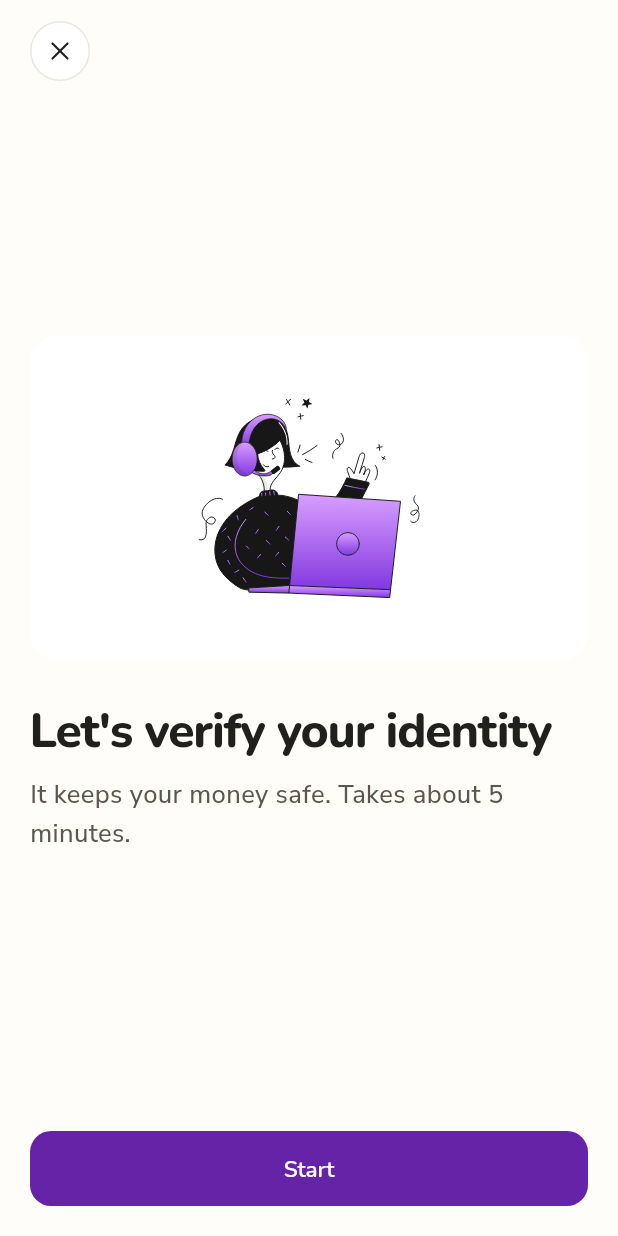
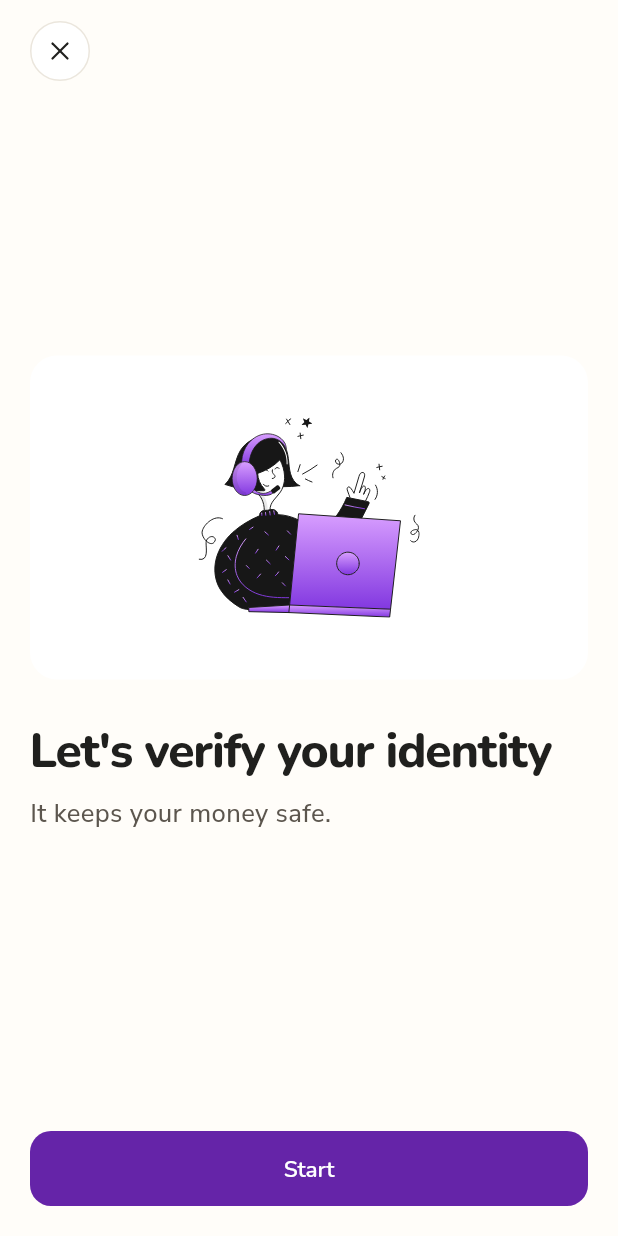
Before and after one commit to B3rry4r/Kudimata-Securities-Mobile, a Flutter app: the KycIntroScreen screen opened directly, on a phone screen of 412 x 824 dp. Run offline on Flutter 3.47's test engine with Material 3 defaults, Android fonts, the phone set to English and light mode, and no system bars; our stand-ins replace camera, dio, file_picker, fl_chart, flutter_secure_storage, flutter_svg and 5 more; accounts and stored records are empty; network calls fail; project files that could hold a hidden picture were left out.

Commit message:
Drop the five-minute promise from the KYC intro
"It keeps your money safe. Takes about 5 minutes." — the duration is a
promise nothing enforces and KYC regularly takes longer, so it now reads
"It keeps your money safe." Owner ruling, 2026-09-02.

Gates 0 fail, analyze clean, 124 tests.

Co-Authored-By: Claude Opus 5 (1M context) <noreply@anthropic.com>
Claude-Session: https://claude.ai/code/session_01Auund2hJNU5RMvwFnqVEkJ

```diff
--- a/lib/screens/kyc/kyc_intro.dart
+++ b/lib/screens/kyc/kyc_intro.dart
@@ -235,7 +235,7 @@ class _KycIntroScreenState extends State<KycIntroScreen> {
                         ),
                         const SizedBox(height: 10),
                         Text(
-                          'It keeps your money safe. Takes about 5 minutes.',
+                          'It keeps your money safe.',
                           style: KType.body(color: KColor.ink2).copyWith(fontSize: 17, height: 26 / 17),
                         ),
                       ],
```
